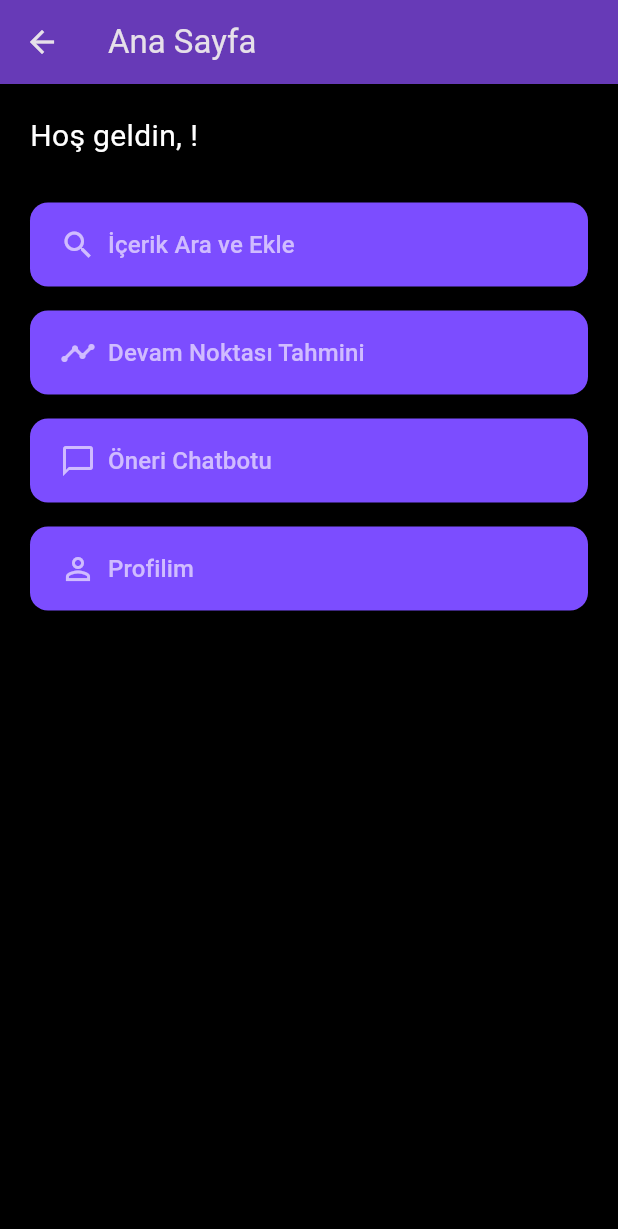
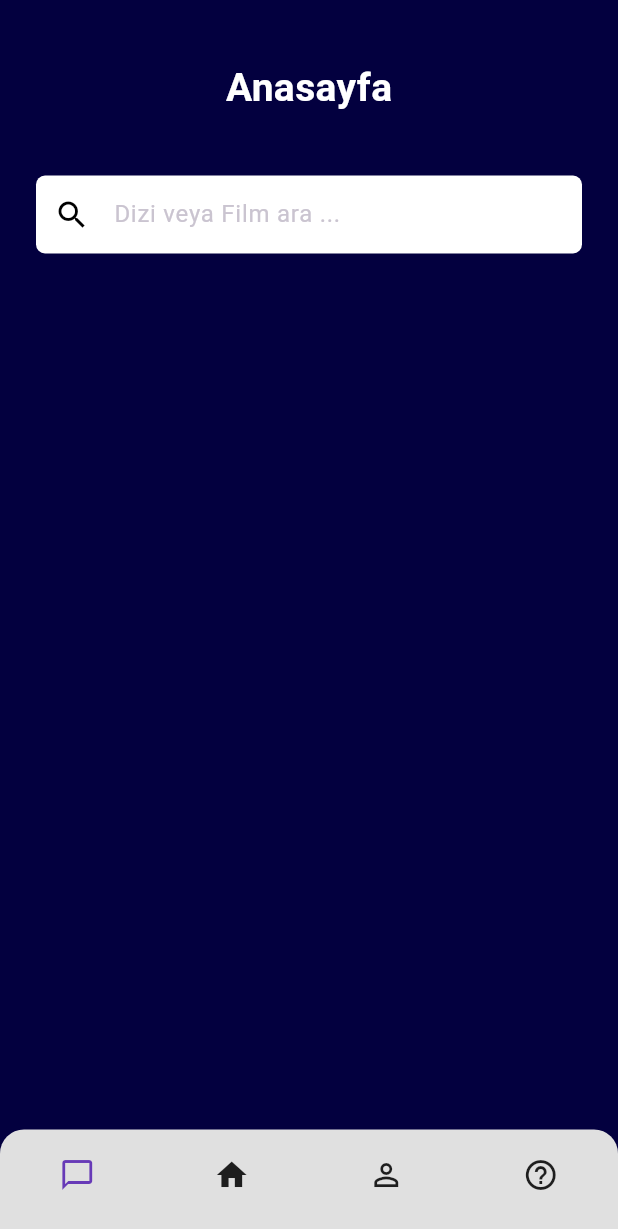
Before and after one commit to elifyarensakar/DiziFilmTakipUygulamasi, a Flutter app: the AnaSayfa screen opened directly with empty values, on a phone screen of 412 x 824 dp. Shown: the top 1229 px of the screen. Run offline on Flutter 3.47's test engine with Material 3 defaults, Android fonts, the phone set to English and light mode, and no system bars.

Commit message:
Anasayfa arayüz düzeltme

```diff
--- a/dizifilmtakip/lib/main.dart
+++ b/dizifilmtakip/lib/main.dart
@@ -87,7 +87,7 @@ class _GirisSayfasiState extends State<GirisSayfasi> {
   @override
   Widget build(BuildContext context) {
     return Scaffold(
-      backgroundColor: Colors.black, // Figma'da dark UI varsa
+      backgroundColor: Colors.black,
       body: SafeArea(
         child: Padding(
           padding: const EdgeInsets.symmetric(horizontal: 24),
@@ -305,94 +305,90 @@ class _KayitSayfasiState extends State<KayitSayfasi> {
 
 // ======================== ANA SAYFA ========================
 
-class AnaSayfa extends StatefulWidget {
+// ======================== FİGMA UYUMLU ANA SAYFA ========================
+
+class AnaSayfa extends StatelessWidget {
   final String kullaniciEmail;
   AnaSayfa({required this.kullaniciEmail});
 
   @override
-  _AnaSayfaState createState() => _AnaSayfaState();
-}
-
-class _AnaSayfaState extends State<AnaSayfa> {
-  @override
   Widget build(BuildContext context) {
     return Scaffold(
-      backgroundColor: Colors.black, // Dark UI uyumu
-      appBar: AppBar(
-        title: Text('Ana Sayfa'),
-        backgroundColor: Colors.deepPurple,
+      backgroundColor: Color(0xFF03003F), // Figma'daki lacivert arka plan
+      body: SafeArea(
+        child: Padding(
+          padding: const EdgeInsets.symmetric(horizontal: 24, vertical: 40),
+          child: Column(
+            crossAxisAlignment: CrossAxisAlignment.center,
+            children: [
+              Center(
+                child: Text(
+                  "Anasayfa",
+                  style: TextStyle(
+                    fontSize: 26,
+                    fontWeight: FontWeight.bold,
+                    color: Colors.white,
+                  ),
+                ),
+              ),
+              SizedBox(height: 40),
+              TextField(
+                style: TextStyle(color: Colors.black),
+                decoration: InputDecoration(
+                  hintText: 'Dizi veya Film ara ...',
+                  prefixIcon: Icon(Icons.search, color: Colors.black),
+                  filled: true,
+                  fillColor: Colors.white,
+                  contentPadding: EdgeInsets.symmetric(
+                    vertical: 14,
+                    horizontal: 16,
+                  ),
+                  border: OutlineInputBorder(
+                    borderRadius: BorderRadius.circular(6),
+                    borderSide: BorderSide.none,
+                  ),
+                ),
+              ),
+              // Geri kalan içerik burada olacaksa eklenebilir
+            ],
+          ),
+        ),
       ),
-      body: Padding(
-        padding: const EdgeInsets.all(20),
-        child: Column(
-          crossAxisAlignment: CrossAxisAlignment.start,
-          children: [
-            Text(
-              'Hoş geldin, ${widget.kullaniciEmail}!',
-              style: TextStyle(fontSize: 20, color: Colors.white),
+      bottomNavigationBar: Container(
+        padding: EdgeInsets.only(bottom: 8, top: 4),
+        decoration: BoxDecoration(
+          color: Colors.grey.shade300,
+          borderRadius: BorderRadius.vertical(top: Radius.circular(16)),
+        ),
+        child: BottomNavigationBar(
+          type: BottomNavigationBarType.fixed,
+          backgroundColor: Colors.transparent,
+          elevation: 0,
+          selectedItemColor: Colors.deepPurple,
+          unselectedItemColor: Colors.black87,
+          showSelectedLabels: false,
+          showUnselectedLabels: false,
+          onTap: (index) {
+            // Navigation işlemleri
+          },
+          items: const [
+            BottomNavigationBarItem(
+              icon: Icon(Icons.chat_bubble_outline),
+              label: "",
             ),
-            SizedBox(height: 30),
-
-            _menuButton(
-              icon: Icons.search,
-              text: 'İçerik Ara ve Ekle',
-              route: '/arama',
+            BottomNavigationBarItem(icon: Icon(Icons.home), label: ""),
+            BottomNavigationBarItem(
+              icon: Icon(Icons.person_outline),
+              label: "",
             ),
-            _menuButton(
-              icon: Icons.timeline,
-              text: 'Devam Noktası Tahmini',
-              route: '/quiz',
-            ),
-            _menuButton(
-              icon: Icons.chat_bubble_outline,
-              text: 'Öneri Chatbotu',
-              route: '/chatbot',
-            ),
-            _menuButton(
-              icon: Icons.person_outline,
-              text: 'Profilim',
-              route: '/profil',
-            ),
+            BottomNavigationBarItem(icon: Icon(Icons.help_outline), label: ""),
           ],
         ),
       ),
     );
   }
+}
 
-  Widget _menuButton({
-    required IconData icon,
-    required String text,
-    required String route,
-  }) {
-    return Padding(
-      padding: const EdgeInsets.only(bottom: 16),
-      child: ElevatedButton.icon(
-        onPressed: () {
-          if (route == '/profil' || route == '/arama') {
-            Navigator.pushNamed(
-              context,
-              route,
-              arguments: widget.kullaniciEmail,
-            );
-          } else {
-            Navigator.pushNamed(context, route);
-          }
-        },
-        icon: Icon(icon, size: 24),
-        label: Text(text, style: TextStyle(fontSize: 16)),
-        style: ElevatedButton.styleFrom(
-          backgroundColor: Colors.deepPurpleAccent,
-          minimumSize: Size(double.infinity, 56),
-          shape: RoundedRectangleBorder(
-            borderRadius: BorderRadius.circular(12),
-          ),
-          alignment: Alignment.centerLeft,
-          padding: EdgeInsets.symmetric(horizontal: 20),
-        ),
-      ),
-    );
-  }
-}
 
 
 
```
